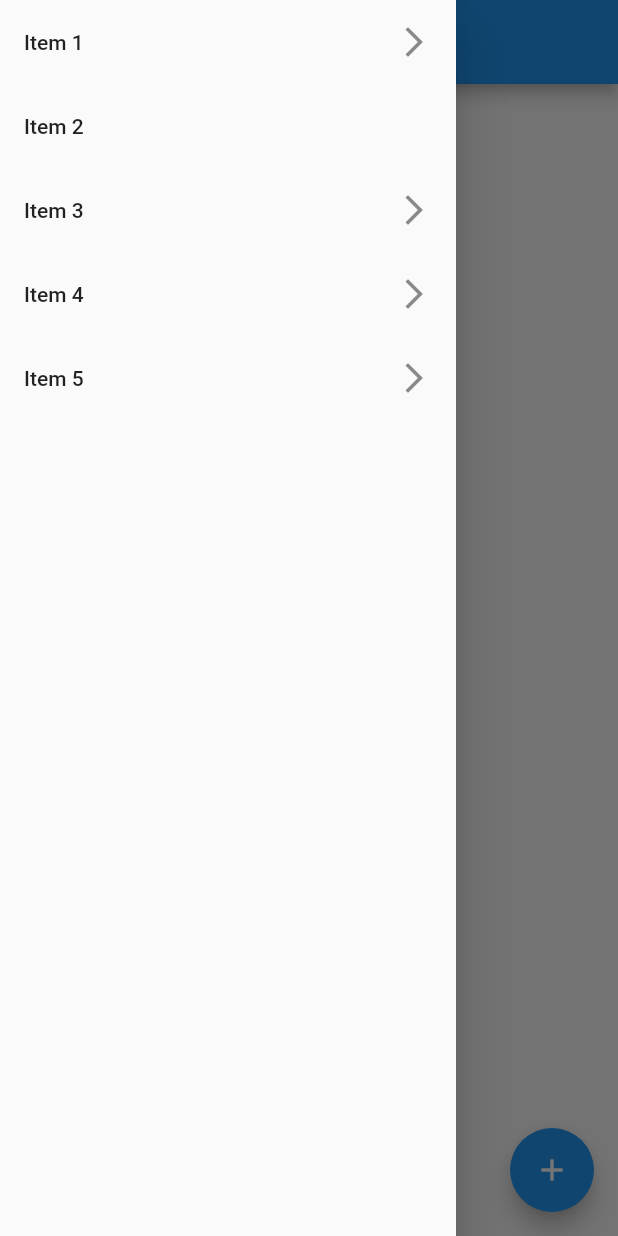
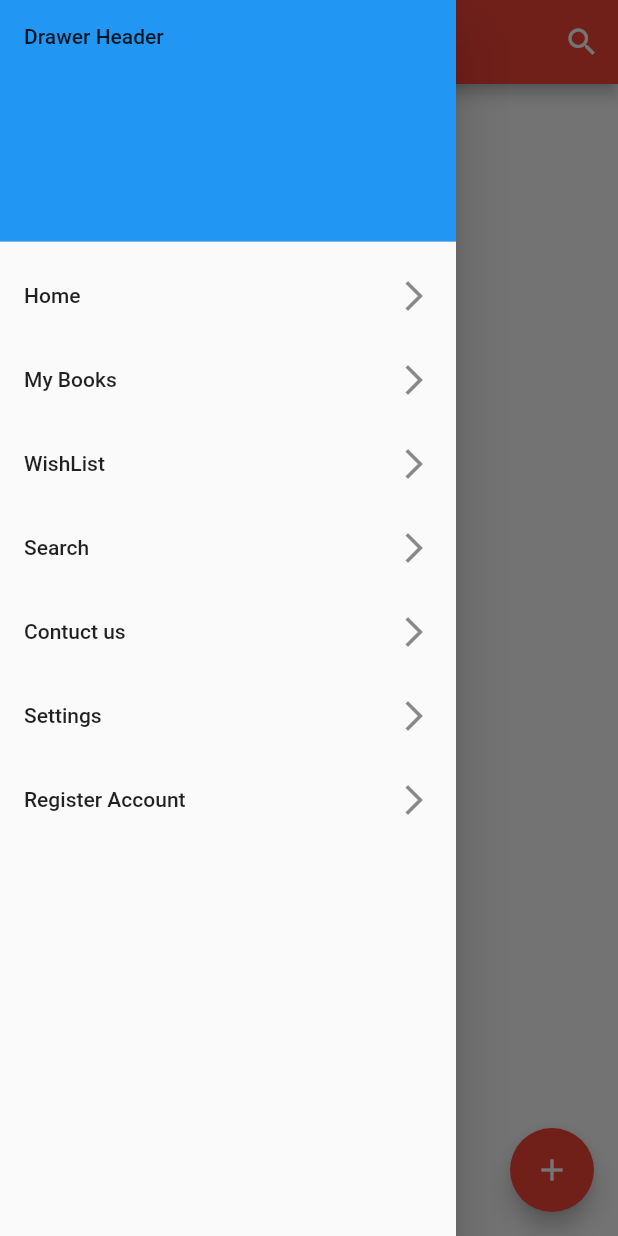
Before and after one commit to zainahmed0597/my_flutter_app, a Flutter app: the screen it shows after launch, with the side drawer open, on a phone screen of 412 x 824 dp. Run offline on Flutter 3.47's test engine with Material 2 defaults, Android fonts, the phone set to English and light mode, and no system bars.

Commit message:
In navigation drawer changes in items

```diff
--- a/lib/main.dart
+++ b/lib/main.dart
@@ -9,9 +9,9 @@ class MyApp extends StatelessWidget {
       title: 'Flutter Demo',
       debugShowCheckedModeBanner: false,
       theme: ThemeData(
-        primarySwatch: Colors.blue,
+        primarySwatch: Colors.red,
       ),
-      home: MyHomePage(title: 'Flutter Demo Home Page'),
+      home: MyHomePage(title: 'Geeks Republic'),
     );
   }
 }
@@ -39,6 +39,16 @@ class _MyHomePageState extends State<MyHomePage> {
     return Scaffold(
       appBar: AppBar(
         title: Text(widget.title),
+
+        actions: <Widget>[
+          IconButton(
+            icon: Icon(Icons.search),
+            onPressed: () {
+            },
+          )
+        ],
+
+
       ),
       body: Center(
         child: Column(
@@ -59,14 +69,14 @@ class _MyHomePageState extends State<MyHomePage> {
           // Important: Remove any padding from the ListView.
           padding: EdgeInsets.zero,
           children: <Widget>[
-//      DrawerHeader(
-//        child: Text('Drawer Header'),
-//        decoration: BoxDecoration(
-//          color: Colors.blue,
-//        ),
-//      ),
+      DrawerHeader(
+        child: Text('Drawer Header'),
+        decoration: BoxDecoration(
+          color: Colors.blue,
+        ),
+      ),
             ListTile(
-              title: Text('Item 1'),
+              title: Text('Home'),
               trailing: Icon(Icons.arrow_forward_ios),
               onTap: () {
                 // Update the state of the app.
@@ -74,14 +84,16 @@ class _MyHomePageState extends State<MyHomePage> {
               },
             ),
             ListTile(
-              title: Text('Item 2'),
+              title: Text('My Books'),
+              trailing: Icon(Icons.arrow_forward_ios),
+
               onTap: () {
                 // Update the state of the app.
                 // ...
               },
             ),
             ListTile(
-              title: Text('Item 3'),
+              title: Text('WishList'),
               trailing: Icon(Icons.arrow_forward_ios),
               onTap: () {
                 // Update the state of the app.
@@ -89,7 +101,7 @@ class _MyHomePageState extends State<MyHomePage> {
               },
             ),
             ListTile(
-              title: Text('Item 4'),
+              title: Text('Search'),
               trailing: Icon(Icons.arrow_forward_ios),
               onTap: () {
                 // Update the state of the app.
@@ -97,7 +109,23 @@ class _MyHomePageState extends State<MyHomePage> {
               },
             ),
             ListTile(
-              title: Text('Item 5'),
+              title: Text('Contuct us'),
+              trailing: Icon(Icons.arrow_forward_ios),
+              onTap: () {
+                // Update the state of the app.
+                // ...
+              },
+            ),
+            ListTile(
+              title: Text('Settings'),
+              trailing: Icon(Icons.arrow_forward_ios),
+              onTap: () {
+                // Update the state of the app.
+                // ...
+              },
+            ),
+            ListTile(
+              title: Text('Register Account'),
               trailing: Icon(Icons.arrow_forward_ios),
               onTap: () {
                 // Update the state of the app.
```
